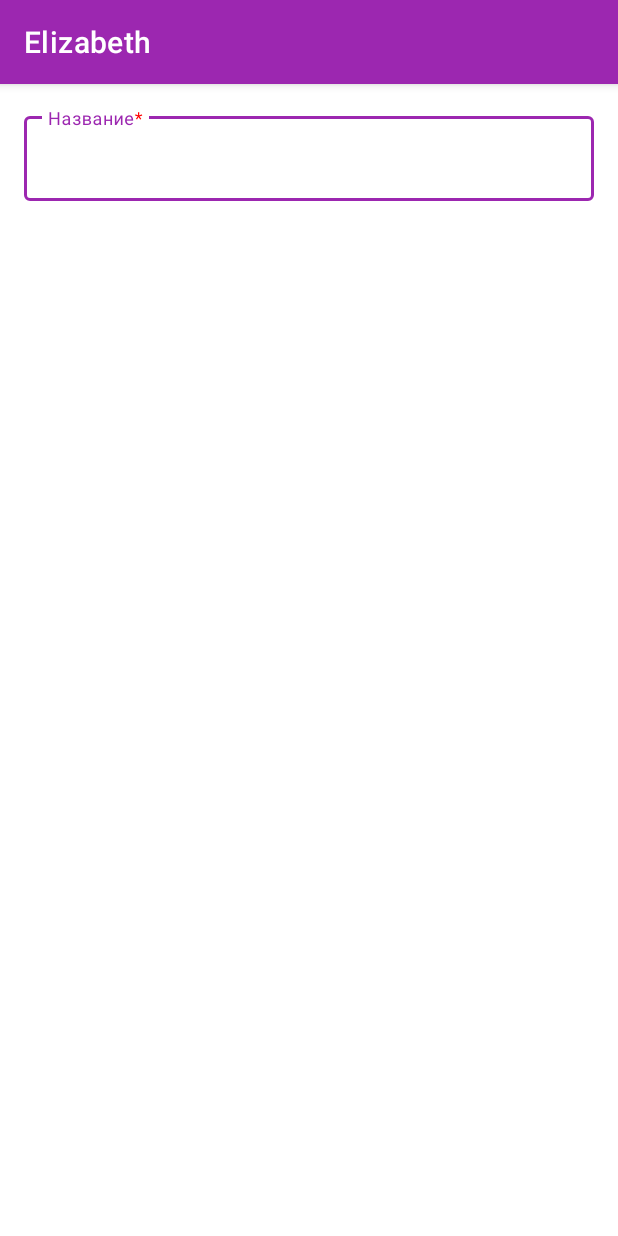
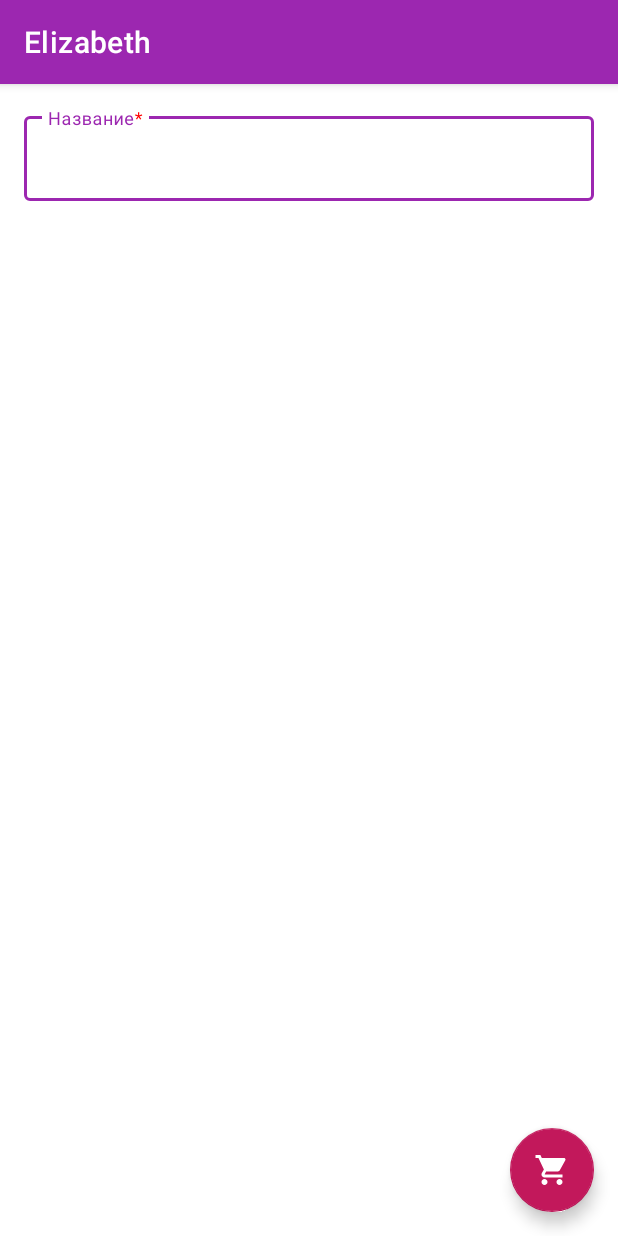
Before and after one commit to alexandr-omeluaniuk/elizabeth, an Android app: the fragment ShoppingListFormFragment shown on its own in the app's theme, on a phone screen of 412 x 824 dp. Run offline under Robolectric (Android 15) with nearby library versions, the phone set to English and light mode, and no system bars; our stand-ins replace data binding.

Commit message:
Shopping list form.

```diff
--- a/app/build.gradle
+++ b/app/build.gradle
@@ -31,6 +31,7 @@ android {
     }
     buildFeatures {
         viewBinding true
+        dataBinding true
     }
 }
 
--- a/app/src/main/java/com/example/elizabeth/ui/shoppinglist/ShoppingListFormFragment.kt
+++ b/app/src/main/java/com/example/elizabeth/ui/shoppinglist/ShoppingListFormFragment.kt
@@ -27,9 +27,10 @@ class ShoppingListFormFragment : Fragment() {
         _binding = FragmentShoppingListFormBinding.inflate(inflater, container, false)
         val root: View = binding.root
         viewModel = ViewModelProvider(this).get(ShoppingListFormViewModel::class.java)
-        viewModel.list.observe(viewLifecycleOwner, Observer {
-            binding.name.setText(it.name)
-        })
+//        viewModel.list.observe(viewLifecycleOwner, Observer {
+//            binding.name.setText(it.name)
+//        })
+        binding.vm = viewModel
         return root
     }
 
--- a/app/src/main/java/com/example/elizabeth/ui/shoppinglist/ShoppingListFormViewModel.kt
+++ b/app/src/main/java/com/example/elizabeth/ui/shoppinglist/ShoppingListFormViewModel.kt
@@ -10,4 +10,8 @@ class ShoppingListFormViewModel : ViewModel() {
         value = ShoppingList("");
     }
     val list: LiveData<ShoppingList> = _list
+
+    fun onSave() {
+
+    }
 }
--- a/app/src/main/res/layout/fragment_shopping_list_form.xml
+++ b/app/src/main/res/layout/fragment_shopping_list_form.xml
@@ -1,7 +1,18 @@
 <?xml version="1.0" encoding="utf-8"?>
-<androidx.constraintlayout.widget.ConstraintLayout xmlns:android="http://schemas.android.com/apk/res/android"
+<layout xmlns:android="http://schemas.android.com/apk/res/android"
+    xmlns:app="http://schemas.android.com/apk/res-auto">
+
+    <data>
+        <variable
+            name="vm"
+            type="com.example.elizabeth.ui.shoppinglist.ShoppingListFormViewModel" />
+    </data>
+
+    <androidx.constraintlayout.widget.ConstraintLayout
         android:layout_width="match_parent"
         android:layout_height="match_parent">
+
+
 
         <LinearLayout
             android:layout_width="match_parent"
@@ -24,4 +35,17 @@
 
         </LinearLayout>
 
+        <com.google.android.material.floatingactionbutton.FloatingActionButton
+            android:id="@+id/floatingActionButton"
+            android:layout_width="wrap_content"
+            android:layout_height="wrap_content"
+            android:clickable="true"
+            android:layout_marginBottom="16dp"
+            android:layout_marginRight="16dp"
+            app:layout_constraintEnd_toEndOf="parent"
+            app:layout_constraintBottom_toBottomOf="parent"
+            app:srcCompat="@drawable/ic_shopping_list" />
+
     </androidx.constraintlayout.widget.ConstraintLayout>
+
+</layout>
```
Lines whose indentation alone changed are shown as unchanged.
